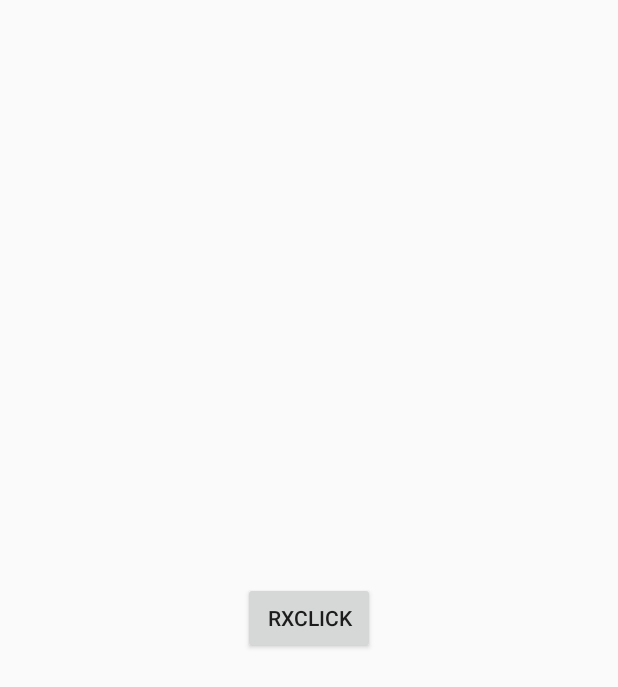
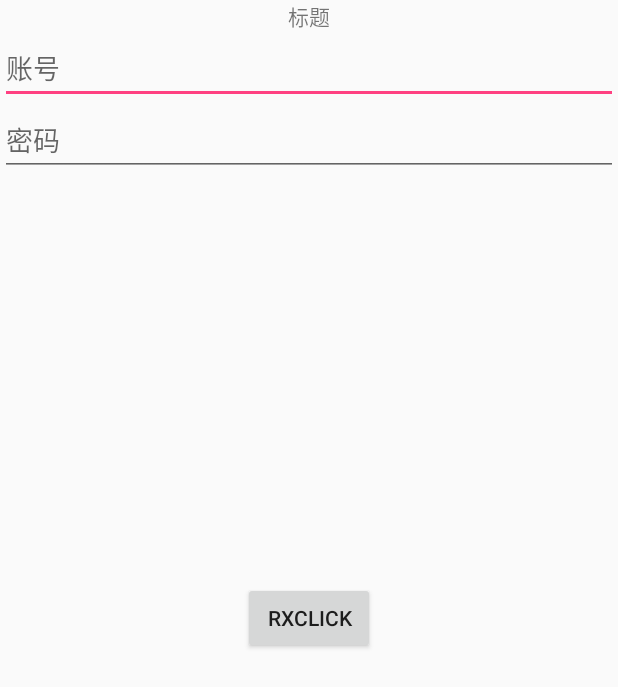
Before and after one commit to wentianyang/AndroidPractice, an Android app: the layout activity_rx_demo.xml on its own in the app's theme, with its tools: preview values and no code run, on a phone screen of 412 x 824 dp. Shown: the top 687 px of the screen. Run offline under Robolectric (Android 15) with nearby library versions, the phone set to English and light mode, and no system bars.

Commit message:
Rx简单使用....

```diff
--- a/rxjavalib/src/main/res/layout/activity_rx_demo.xml
+++ b/rxjavalib/src/main/res/layout/activity_rx_demo.xml
@@ -12,6 +12,7 @@
         android:id="@+id/btn_rx"
         android:layout_width="wrap_content"
         android:layout_height="wrap_content"
+        android:clickable="false"
         android:text="RxClick"
         app:layout_constraintBottom_toBottomOf="parent"
         app:layout_constraintLeft_toLeftOf="parent"
@@ -19,4 +20,29 @@
         app:layout_constraintTop_toTopOf="parent"
         />
 
+    <TextView
+        android:id="@+id/tv_title"
+        android:layout_width="wrap_content"
+        android:layout_height="wrap_content"
+        android:text="标题"
+        app:layout_constraintLeft_toLeftOf="parent"
+        app:layout_constraintRight_toRightOf="parent"
+        />
+
+    <EditText
+        android:id="@+id/et_account"
+        android:layout_width="match_parent"
+        android:layout_height="wrap_content"
+        android:hint="账号"
+        app:layout_constraintTop_toBottomOf="@id/tv_title"
+        />
+
+    <EditText
+        android:id="@+id/et_pwd"
+        android:layout_width="match_parent"
+        android:layout_height="wrap_content"
+        android:hint="密码"
+        app:layout_constraintTop_toBottomOf="@id/et_account"
+        />
+
 </android.support.constraint.ConstraintLayout>
```
Also changed, not shown: rxjavalib/src/main/java/com/wentianyang/rxjavalib/RxDemoActivity.java (+44 -2 lines).
